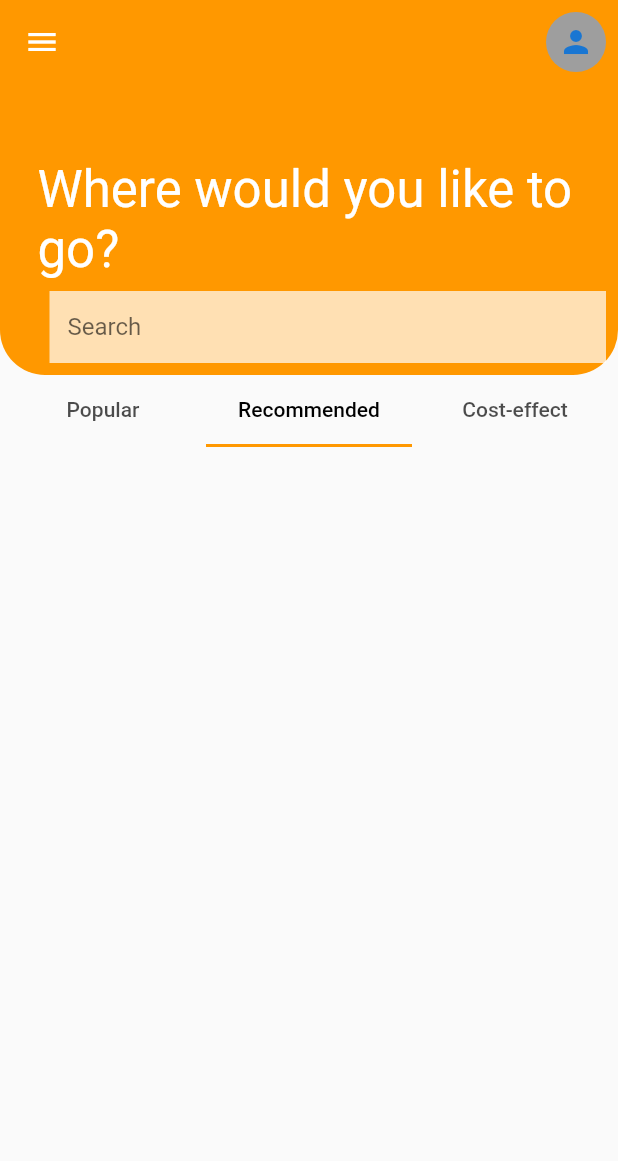
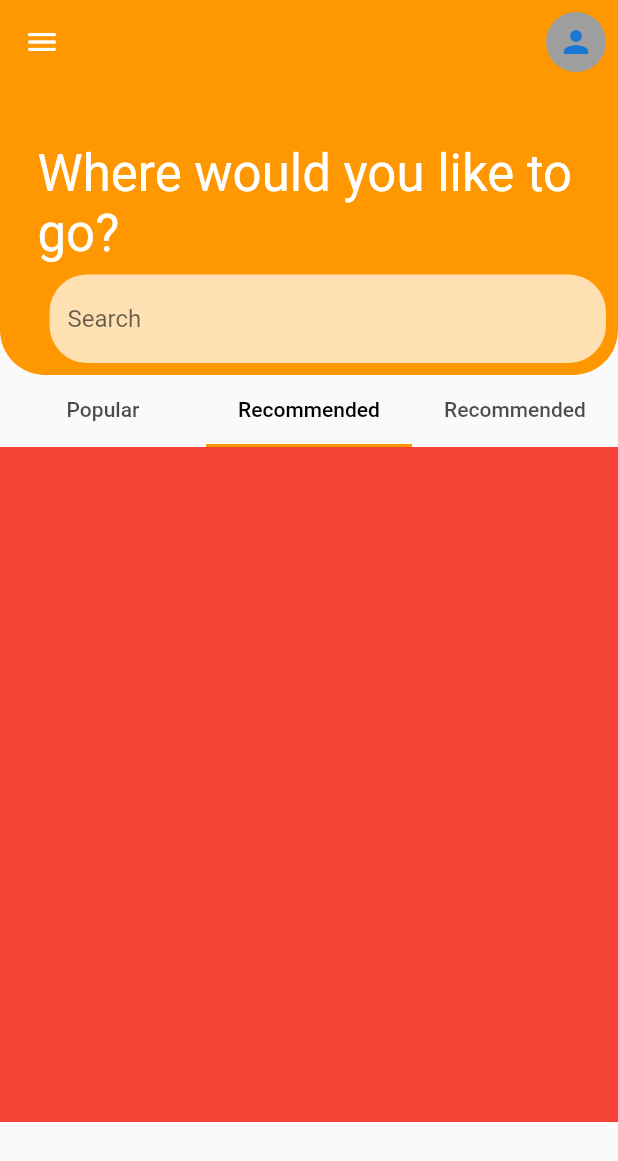
Before and after one commit to lohenyumnam/intern_daily_task, a Flutter app: the TravelApp screen opened directly, tab 2 chosen, on a phone screen of 412 x 824 dp. Shown: the top 1161 px of the screen. Run offline on Flutter 3.47's test engine with Material 2 defaults, Android fonts, the phone set to English and light mode, and no system bars; network calls fail.

Commit message:
all error fixed and working as expected

```diff
--- a/lib/src/daily_task/page/travelApp/Components/customtabs.dart
+++ b/lib/src/daily_task/page/travelApp/Components/customtabs.dart
@@ -1,5 +1,6 @@
 import 'package:flutter/material.dart';
-import 'customcardholder.dart';
+import 'package:intern_daily_task/src/daily_task/page/travelApp/Components/model/card_con.dart';
+
 import 'customcart.dart';
 
 class MyCustomTabs extends StatefulWidget {
@@ -17,35 +18,78 @@ class _MyCustomTabsState extends State<MyCustomTabs> {
     Tab(text: 'Recommended'),
     Tab(text: 'Recommended'),
   ];
+  final List<MyCardCon> crd = [
+    MyCardCon(
+        name: "name",
+        imgurl:
+            "https://images.pexels.com/photos/1439251/pexels-photo-1439251.jpeg?cs=srgb&dl=pexels-arthur-ogleznev-1439251.jpg&fm=jpg",
+        dis: "dis"),
+    MyCardCon(
+        name: "name",
+        imgurl:
+            "https://images.pexels.com/photos/2765871/pexels-photo-2765871.jpeg?cs=srgb&dl=pexels-jeremy-bishop-2765871.jpg&fm=jpg",
+        dis: "dis"),
+    MyCardCon(
+        name: "name",
+        imgurl:
+            "https://images.pexels.com/photos/2797332/pexels-photo-2797332.jpeg?cs=srgb&dl=pexels-andrea-piacquadio-2797332.jpg&fm=jpg",
+        dis: "dis"),
+  ];
 
   @override
   Widget build(BuildContext context) {
     return Column(
       children: [
         DefaultTabController(
-          length: 3,
+          length: myTabs.length,
           initialIndex: 0,
           child: Column(
             children: [
-              const TabBar(
+              TabBar(
                 labelColor: Colors.black,
                 indicatorColor: Colors.orange,
-                tabs: [
-                  Tab(
-                    text: 'Popular',
-                  ),
-                  Tab(
-                    text: 'Recommended',
-                  ),
-                  Tab(
-                    text: 'Cost-effect',
-                  )
-                ],
+                tabs: myTabs,
               ),
               SizedBox(
-                height: 500,
+                height: 450,
                 child: TabBarView(
-                  children: [const CardHolder(), Container(), Container()],
+                  children: [
+                    SizedBox(
+                      width: 100,
+                      child:
+                          ListView(scrollDirection: Axis.horizontal, children: [
+                        MyCustomCard(
+                          imgDis: crd[0].dis,
+                          imgName: crd[0].name,
+                          imgUrl: crd[0].imgurl,
+                        ),
+                        const SizedBox(
+                          width: 10,
+                        ),
+                        MyCustomCard(
+                          imgDis: crd[1].dis,
+                          imgName: crd[1].name,
+                          imgUrl: crd[1].imgurl,
+                        ),
+                        const SizedBox(
+                          width: 10,
+                        ),
+                        MyCustomCard(
+                          imgDis: crd[2].dis,
+                          imgName: crd[2].name,
+                          imgUrl: crd[2].imgurl,
+                        ),
+                      ]),
+                    ),
+                    Container(
+                      height: 200,
+                      color: Colors.red,
+                    ),
+                    Container(
+                      color: Colors.green,
+                      height: 200,
+                    )
+                  ],
                 ),
               ),
             ],
--- /dev/null
+++ b/lib/src/daily_task/page/travelApp/Components/model/card_con.dart
@@ -0,0 +1,7 @@
+class MyCardCon {
+  String name;
+  String imgurl;
+  String dis;
+
+  MyCardCon({required this.name, required this.imgurl, required this.dis});
+}
--- a/lib/src/daily_task/page/travelApp/travel_app.dart
+++ b/lib/src/daily_task/page/travelApp/travel_app.dart
@@ -32,12 +32,16 @@ class _TravelAppState extends State<TravelApp> {
                           .headline4
                           ?.copyWith(color: Colors.white),
                     ),
-                    const Padding(
-                      padding: EdgeInsets.all(8.0),
+                    Padding(
+                      padding: const EdgeInsets.all(8.0),
                       child: TextField(
                         decoration: InputDecoration(
                           hintText: 'Search',
-                          border: InputBorder.none,
+                          border: OutlineInputBorder(
+                            borderRadius: BorderRadius.circular(25),
+                            borderSide: const BorderSide(
+                                width: 0, style: BorderStyle.none),
+                          ),
                           filled: true,
                           fillColor: Colors.white70,
                         ),
```
Also changed, not shown: lib/src/daily_task/page/golden_beach.dart (deleted, +0 -31 lines), lib/src/daily_task/page/travelApp/Components/customcardholder.dart (+16 -24 lines), lib/src/daily_task/page/travelApp/Components/customcart.dart (+23 -13 lines), lib/src/daily_task/page/travelApp/Components/pages/page1.dart (added, +24 -0 lines).
